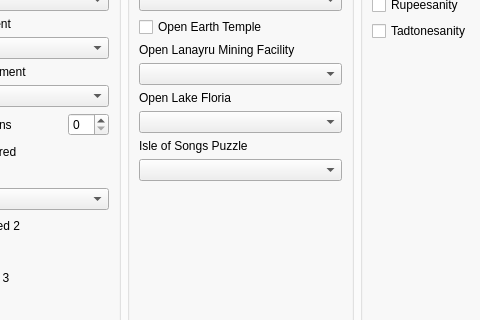
Before: the Qt Designer form gui/randogui.ui in ssrando/ssrando, drawn with Qt 5; both pictures show x 127 to 607 and y 104 to 424 of the 1202 by 759 pixel window.
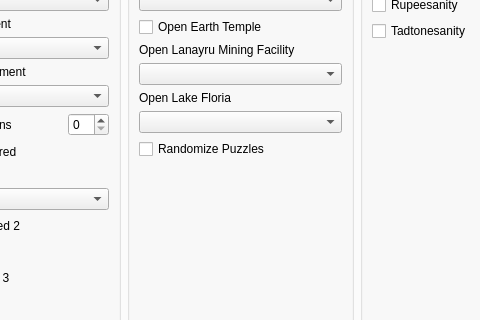
After: the same form once the commit is applied. The open tabs and pages were chosen to show the change.

Commit message: Random Puzzles

The edit to the form file:
```diff
--- a/gui/randogui.ui
+++ b/gui/randogui.ui
@@ -750,15 +750,12 @@
               <widget class="QComboBox" name="option_open_lake_floria"/>
              </item>
              <item>
-              <widget class="QLabel" name="label_for_option_isle_of_songs_puzzle">
+              <widget class="QCheckBox" name="option_random_puzzles">
                <property name="text">
-                <string>Isle of Songs Puzzle</string>
+                <string>Randomize Puzzles</string>
                </property>
               </widget>
              </item>
-             <item>
-              <widget class="QComboBox" name="option_isle_of_songs_puzzle"/>
-             </item>
              <item>
               <spacer name="vspace_open">
                <property name="orientation">
```
The commit also changes 14 other files.
